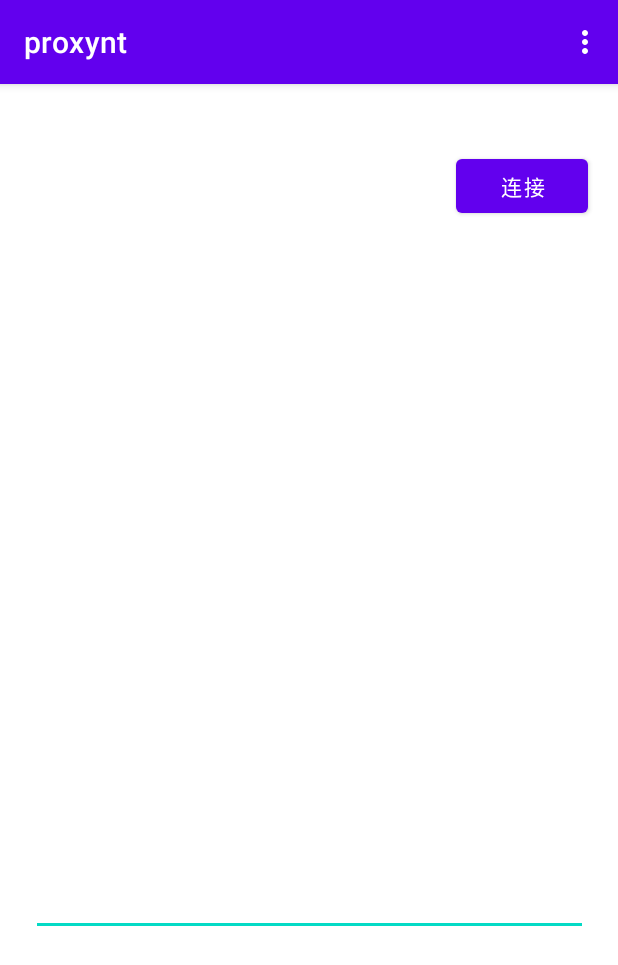
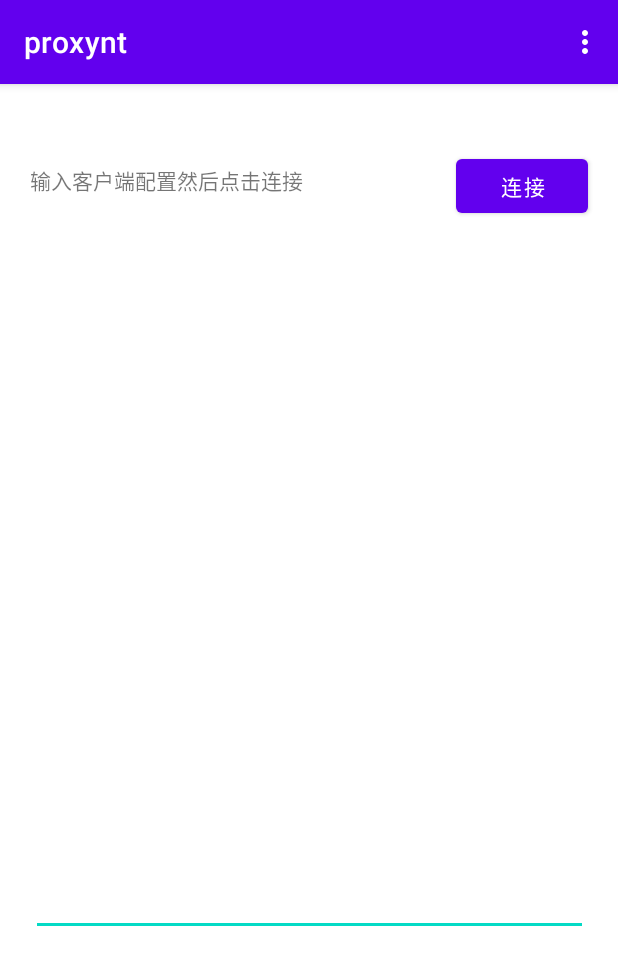
Before and after one commit to sazima/proxynt_android, an Android app: the screen it shows after launch (MainActivity), on a phone screen of 412 x 824 dp. Shown: the top 965 px of the screen. Run offline under Robolectric (Android 15) with nearby library versions, the phone set to English and light mode, and no system bars; our stand-ins replace navigation-ui; libraries missing offline, so code that uses them is left out: .

Commit message:
help text

```diff
--- a/app/src/main/java/com/sazima/proxynt/JWebSocketClient.java
+++ b/app/src/main/java/com/sazima/proxynt/JWebSocketClient.java
@@ -124,10 +124,10 @@
     @Override
     public void onClose(int code, String reason, boolean remote) {
         tcpForwardClient.stop();
-        Log.e("JWebSocketClient", "onClose()");
+        Log.e("JWebSocketClient", "remote: " + remote);
         Message message = new Message();
         message.what = MyHandler.ON_CLOSE_WEBSOCKET;
-        message.obj = "websocket 断开, 正在重连";
+        message.obj = "websocket 断开, reason: " + reason + " ,正在重连";
         try {
             Thread.sleep(3000);
         } catch (InterruptedException e) {
--- a/app/src/main/res/layout/fragment_first.xml
+++ b/app/src/main/res/layout/fragment_first.xml
@@ -30,4 +30,16 @@
         app:layout_constraintStart_toStartOf="parent"
         app:layout_constraintTop_toTopOf="parent" />
 
+    <TextView
+        android:id="@+id/textView"
+        android:layout_width="212dp"
+        android:layout_height="32dp"
+        android:text="@string/helpText"
+        app:layout_constraintBottom_toTopOf="@+id/jsonTextArea"
+        app:layout_constraintEnd_toStartOf="@+id/button_first"
+        app:layout_constraintHorizontal_bias="0.219"
+        app:layout_constraintStart_toStartOf="parent"
+        app:layout_constraintTop_toTopOf="parent"
+        app:layout_constraintVertical_bias="0.722" />
+
 </androidx.constraintlayout.widget.ConstraintLayout>
--- a/app/src/main/res/values/strings.xml
+++ b/app/src/main/res/values/strings.xml
@@ -6,6 +6,7 @@
     <string name="second_fragment_label">Second Fragment</string>
     <string name="start">连接</string>
     <string name="stop">stop</string>
+    <string name="helpText">输入客户端配置然后点击连接</string>
 
     <string name="github_url">https://github.com/sazima/proxynt_android</string>
 
```
